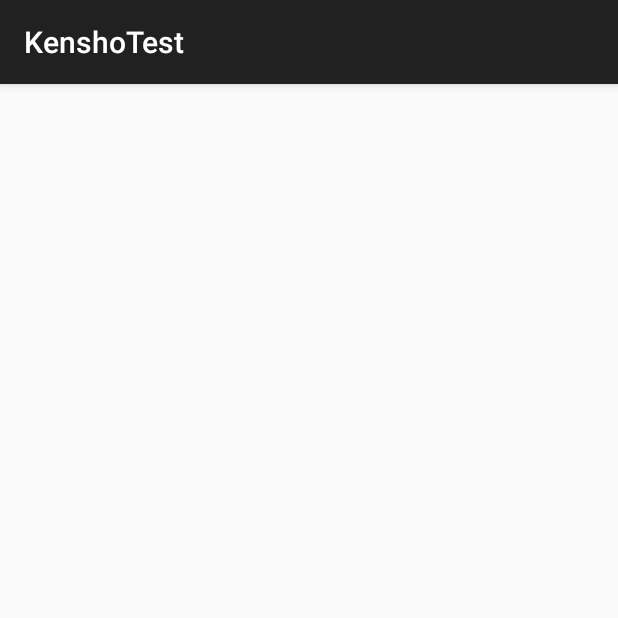
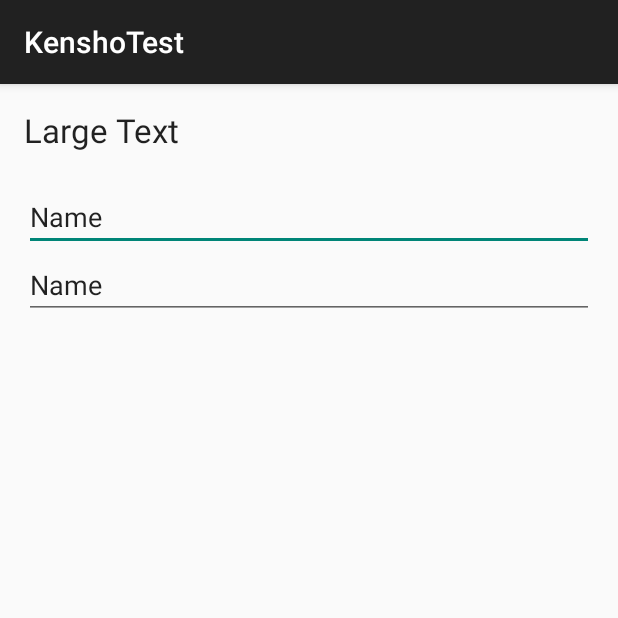
Before and after one commit to SkywardApps/Kensho, an Android app: the screen it shows after launch (MainActivity), on a phone screen of 412 x 824 dp, the top half of it. Run offline under Robolectric (Android 15) with nearby library versions, the light colour scheme and no system bars; 3 statements that could not run were skipped.

Commit message:
Example app and two way binding!

```diff
--- a/android/app/src/main/java/com/skywardapps/kenshotest/MainActivity.java
+++ b/android/app/src/main/java/com/skywardapps/kenshotest/MainActivity.java
@@ -15,6 +15,9 @@ import com.skywardapps.kensho.ObservableValue;
 
 public class MainActivity extends ActionBarActivity
 {
+    Kensho ken;
+    MyModel model;
+
     public String callback()
     {
         return "return \"Goodbye \"..\"cruel\"..\" world\";";
@@ -26,30 +29,11 @@ public class MainActivity extends ActionBarActivity
         AttributeParser.setAttributeGroupName(R.styleable.KenshoAttr);
         LayoutInflater inflater = AttributeParser.getLayoutInflater(getLayoutInflater());
         View view = inflater.inflate(R.layout.activity_main, null);
-        //setContentView(com.skywardapps.kenshotest.R.layout.activity_main);
-        Kensho k = new Kensho();
-        MyModel m = new MyModel();
-        ObservableValue ov = k.observable();
-        ov.set(m);
-        m.setName("Hello");
-        k.applyBindings(view.findViewById(R.id.textView), ov);
-        //String j = testLua("return \"Hello \"..\"world\";");
-        //Log.d("JNI", j);
-    }
+        this.setContentView(view);
+        Kensho ken = new Kensho();
+        model = new MyModel(ken);
 
-    /* A native method that is implemented by the
-     * 'hello-jni' native library, which is packaged
-     * with this application.
-     */
-    public native String  testLua(String loc);
-
-    /* this is used to load the 'hello-jni' library on application
-     * startup. The library has already been unpacked into
-     * /data/data/com.skywardapps.hellojni/lib/libhello-jni.so at
-     * installation time by the package manager.
-     */
-    static {
-        //System.loadLibrary("lua");
+        ken.applyBindings(view, model);
     }
 
     @Override
--- a/android/app/src/main/java/com/skywardapps/kenshotest/MyModel.java
+++ b/android/app/src/main/java/com/skywardapps/kenshotest/MyModel.java
@@ -1,16 +1,36 @@
 package com.skywardapps.kenshotest;
+
+import com.skywardapps.kensho.Computed;
+import com.skywardapps.kensho.IObservable;
+import com.skywardapps.kensho.IWritableObservable;
+import com.skywardapps.kensho.Kensho;
+import com.skywardapps.kensho.ObservableValue;
 
 /**
  * Created by randyvalis on 3/4/15.
  */
 public class MyModel {
-    public String name;
+    private ObservableValue _firstName;
+    private ObservableValue _lastName;
+    private Computed _fullName;
 
-    public void setName(String name) {
-        this.name = name;
+    public MyModel(Kensho ken)
+    {
+        _firstName = new ObservableValue(ken, "Nicholas");
+        _lastName = new ObservableValue(ken, "Elliott");
+        _fullName = new Computed(ken) {
+            @Override
+            protected Object compute() {
+                return _firstName.get() + " " + _lastName.get();
+            }
+        };
     }
 
-    public String getName() {
-        return name;
+    public IWritableObservable firstName() { return _firstName; }
+    public IWritableObservable lastName() {
+        return _lastName;
+    }
+    public IObservable fullName() {
+        return _fullName;
     }
 }
--- a/android/app/src/main/res/layout/activity_main.xml
+++ b/android/app/src/main/res/layout/activity_main.xml
@@ -10,10 +10,44 @@
     tools:context=".MainActivity">
 
     <TextView
-        android:id="@+id/textView"
-        kensho:text="ov.get().name"
-        tools:ignore="MissingPrefix"
-        android:layout_width="match_parent"
-        android:layout_height="wrap_content" />
+        android:layout_width="wrap_content"
+        android:layout_height="wrap_content"
+        android:textAppearance="?android:attr/textAppearanceLarge"
+        android:text="Large Text"
+        android:id="@+id/fullName"
+        android:layout_alignParentTop="true"
+        android:layout_alignParentRight="true"
+        android:layout_alignParentEnd="true"
+        android:layout_alignParentLeft="true"
+        android:layout_alignParentStart="true"
+        kensho:text="fullName"
+        android:height="50dp" />
 
+    <EditText
+        android:layout_width="wrap_content"
+        android:layout_height="wrap_content"
+        android:inputType="textPersonName"
+        android:text="Name"
+        kensho:value="firstName"
+        android:ems="10"
+        android:id="@+id/firstName"
+        android:layout_below="@+id/fullName"
+        android:layout_alignParentLeft="true"
+        android:layout_alignParentStart="true"
+        android:layout_alignRight="@+id/fullName"
+        android:layout_alignEnd="@+id/fullName" />
+
+    <EditText
+        android:layout_width="wrap_content"
+        android:layout_height="wrap_content"
+        android:inputType="textPersonName"
+        android:text="Name"
+        android:ems="10"
+        android:id="@+id/lastName"
+        kensho:value="lastName"
+        android:layout_below="@+id/firstName"
+        android:layout_alignParentLeft="true"
+        android:layout_alignParentStart="true"
+        android:layout_alignRight="@+id/firstName"
+        android:layout_alignEnd="@+id/firstName" />
 </RelativeLayout>
--- a/android/app/src/main/res/values/attrs.xml
+++ b/android/app/src/main/res/values/attrs.xml
@@ -2,5 +2,6 @@
 <resources>
     <declare-styleable name="KenshoAttr">
         <attr name="text" format="string"></attr>
+        <attr name="value" format="string"></attr>
     </declare-styleable>
 </resources>
--- a/android/kenshointernal/src/main/java/com/skywardapps/kensho/AttributeParser.java
+++ b/android/kenshointernal/src/main/java/com/skywardapps/kensho/AttributeParser.java
@@ -38,7 +38,7 @@ public class AttributeParser {
                 int i = 0;
 
                 for(int attr : attrGrp){
-                    String attrname = context.getResources().getResourceName(attr);
+                    String attrname = context.getResources().getResourceEntryName(attr);
                     String attributeValue = attributeList.getString(i);
 
                     if(attributeValue != null)
--- a/android/kenshointernal/src/main/java/com/skywardapps/kensho/Kensho.java
+++ b/android/kenshointernal/src/main/java/com/skywardapps/kensho/Kensho.java
@@ -2,7 +2,11 @@ package com.skywardapps.kensho;
 
 import android.view.View;
 import android.view.ViewGroup;
+import android.widget.EditText;
 import android.widget.TextView;
+
+import com.skywardapps.kensho.bindings.EditTextBindingFactory;
+import com.skywardapps.kensho.bindings.TextViewBindingFactory;
 
 import java.util.Dictionary;
 import java.util.Enumeration;
@@ -75,9 +79,19 @@ public class Kensho
      */
     public Kensho(){
         // Do we need to do a global reflection here to find every class that implements IBindingFactory?
-
+        registerBindingFactory(TextView.class, "text", new TextViewBindingFactory());
+        registerBindingFactory(EditText.class, "value", new EditTextBindingFactory());
     }
 
+    public void registerBindingFactory(Class viewClass, String bindType, IBindingFactory factory)
+    {
+        if(!_bindingFactory.containsKey(viewClass))
+        {
+            _bindingFactory.put(viewClass, new Hashtable<String, IBindingFactory>());
+        }
+
+        _bindingFactory.get(viewClass).put(bindType, factory);
+    }
 
     /**
      * Instruct the kensho to start tracking IObservable accesses.
@@ -177,30 +191,30 @@ public class Kensho
         // Make sure there's a container for the bindings on this view
         _assignedBindings.put(currentView, new HashSet<IBinding>());
 
+        if(currentView.getId() > 0) {
             Dictionary<String, String> bindings = AttributeParser.getAttributesForView(currentView.getId());
             Enumeration<String> keys = bindings.keys();
-        while(keys.hasMoreElements())
-        {
+            while (keys.hasMoreElements()) {
                 String bindType = keys.nextElement(); // The attribute name, eg 'title' or 'fontSize'
                 String bindValue = bindings.get(bindType); // The lua script
 
                 // Now find the binding for this view's class, for this bindType
                 // We start at the most specific derived class, and ascend up the inheritance tree
                 // to try and find a match
-            for(Class currentClass = currentContext.getContext().getClass();
+                for (Class currentClass = currentView.getClass();
                      currentClass != null;
                      currentClass.getSuperclass()) {
 
-                if(!_bindingFactory.containsKey(currentClass))
+                    if (!_bindingFactory.containsKey(currentClass))
                         continue;
 
-                if(!_bindingFactory.get(currentClass).containsKey(bindType))
+                    if (!_bindingFactory.get(currentClass).containsKey(bindType))
                         continue;
 
                     // Create the binding factory, and then generate the actual binding
                     IBindingFactory factory = _bindingFactory.get(currentClass).get(bindType);
 
-                if(factory == null)
+                    if (factory == null)
                         continue;
 
                     // Create the lua interpreter for this script
@@ -209,12 +223,13 @@ public class Kensho
                     // Create the binding for this view type
                     IBinding binding = factory.create(currentView, bindType, currentContext, wrapper);
 
-                if(binding == null)
+                    if (binding == null)
                         continue;
 
                     // Register this binding against this view
                     _assignedBindings.get(currentView).add(binding);
                     break;
+                }
             }
         }
 
```
Also changed, not shown: android/kenshointernal/src/main/java/com/skywardapps/kensho/LuaWrapper.java (+18 -5 lines), android/kenshointernal/src/main/java/com/skywardapps/kensho/bindings/EditTextBindingFactory.java (added, +53 -0 lines), android/kenshointernal/src/main/java/com/skywardapps/kensho/bindings/TextViewBindingFactory.java (added, +30 -0 lines). Lines whose indentation alone changed are shown as unchanged.
